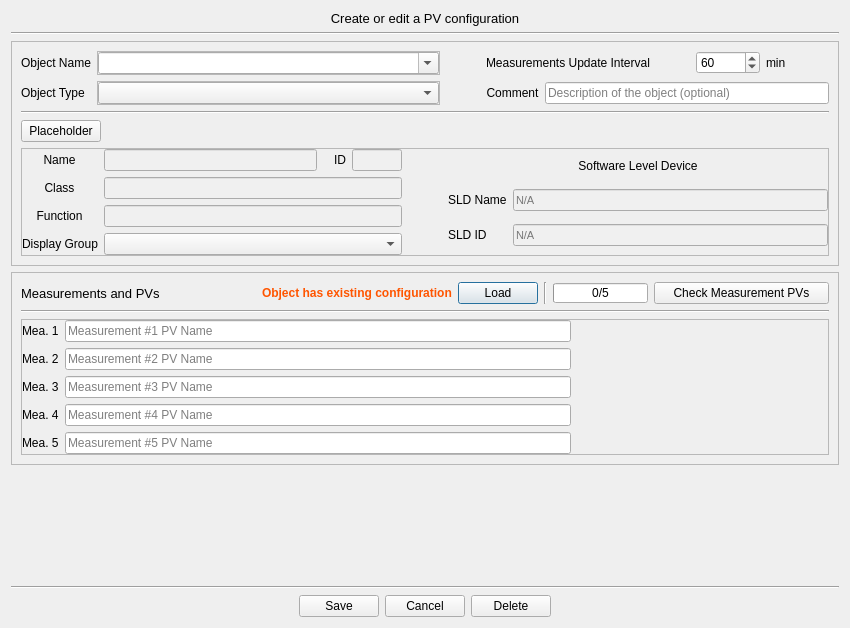
This is ServiceManager/GUI/layouts/ConfigEntry.ui in ISISNeutronMuon/HLM_PV_Import as Qt 5 draws it before an edit. The edited form follows.
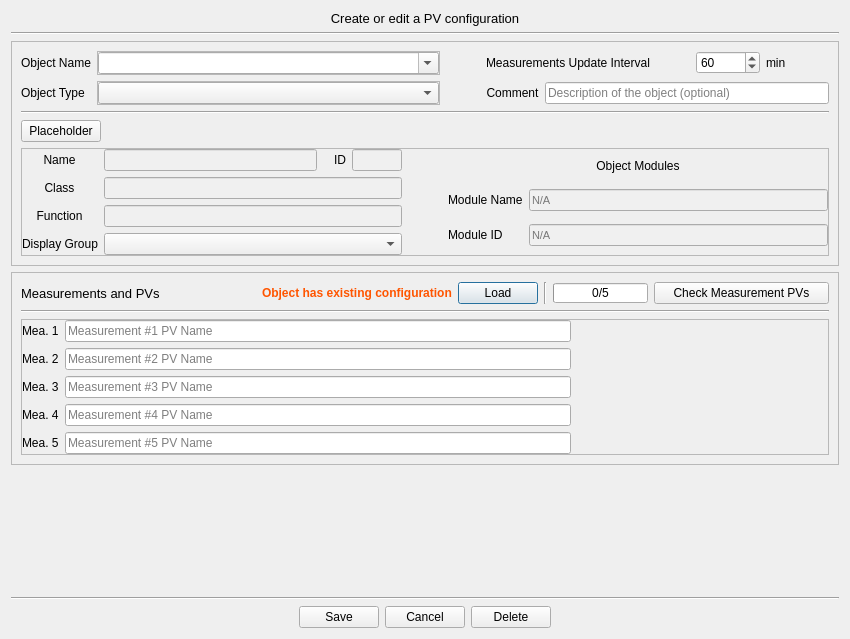
This is the edited form.

Commit message: Add GCM for Gas Counters, rename SLD, GCM etc. to Modules

What changed in the file:
```diff
--- a/ServiceManager/GUI/layouts/ConfigEntry.ui
+++ b/ServiceManager/GUI/layouts/ConfigEntry.ui
@@ -7,7 +7,7 @@
     <x>0</x>
     <y>0</y>
     <width>850</width>
-    <height>628</height>
+    <height>639</height>
    </rect>
   </property>
   <property name="minimumSize">
@@ -717,7 +717,7 @@
                 </font>
                </property>
                <property name="text">
-                <string>SLD ID</string>
+                <string>Module ID</string>
                </property>
               </widget>
              </item>
@@ -738,7 +738,7 @@
                 </font>
                </property>
                <property name="text">
-                <string>Software Level Device</string>
+                <string>Object Modules</string>
                </property>
                <property name="alignment">
                 <set>Qt::AlignCenter</set>
@@ -780,7 +780,7 @@
                 </font>
                </property>
                <property name="text">
-                <string>SLD Name</string>
+                <string>Module Name</string>
                </property>
               </widget>
              </item>
```
Left out of the diff: 18 changed lines with no effect on the pictures. The commit also changes 9 other files.
